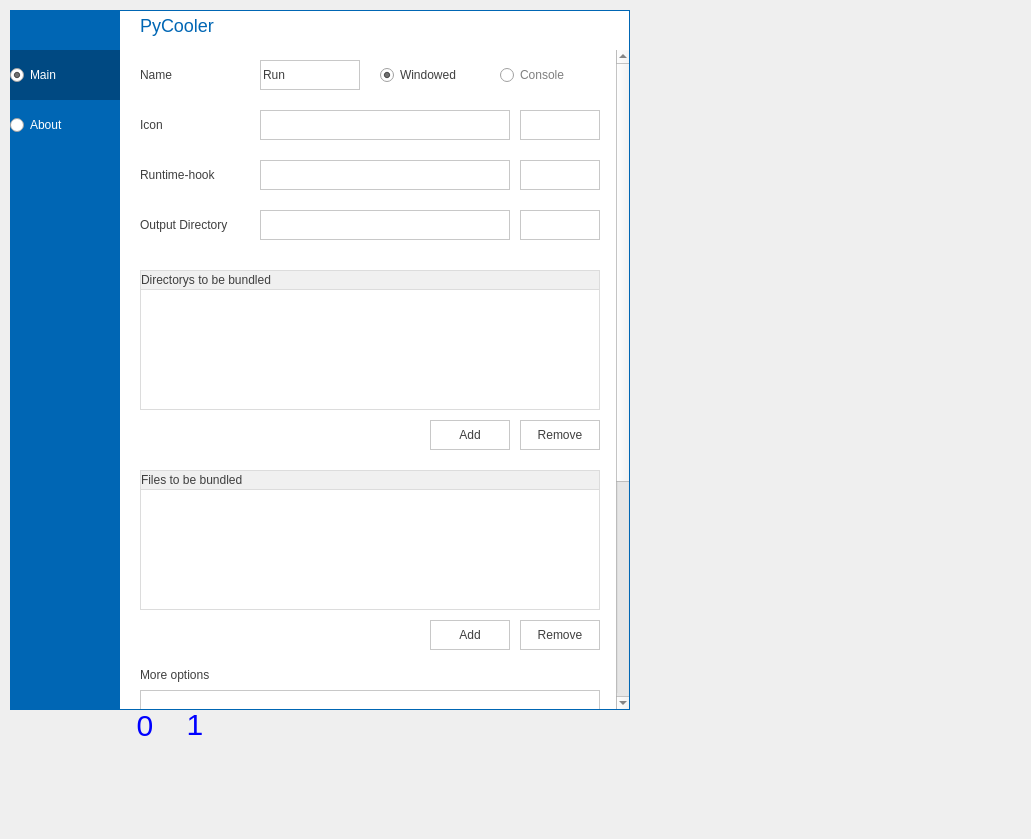
The window that Lib/main.ui (MKdays/PyKooler) describes before a commit, drawn with Qt 5.
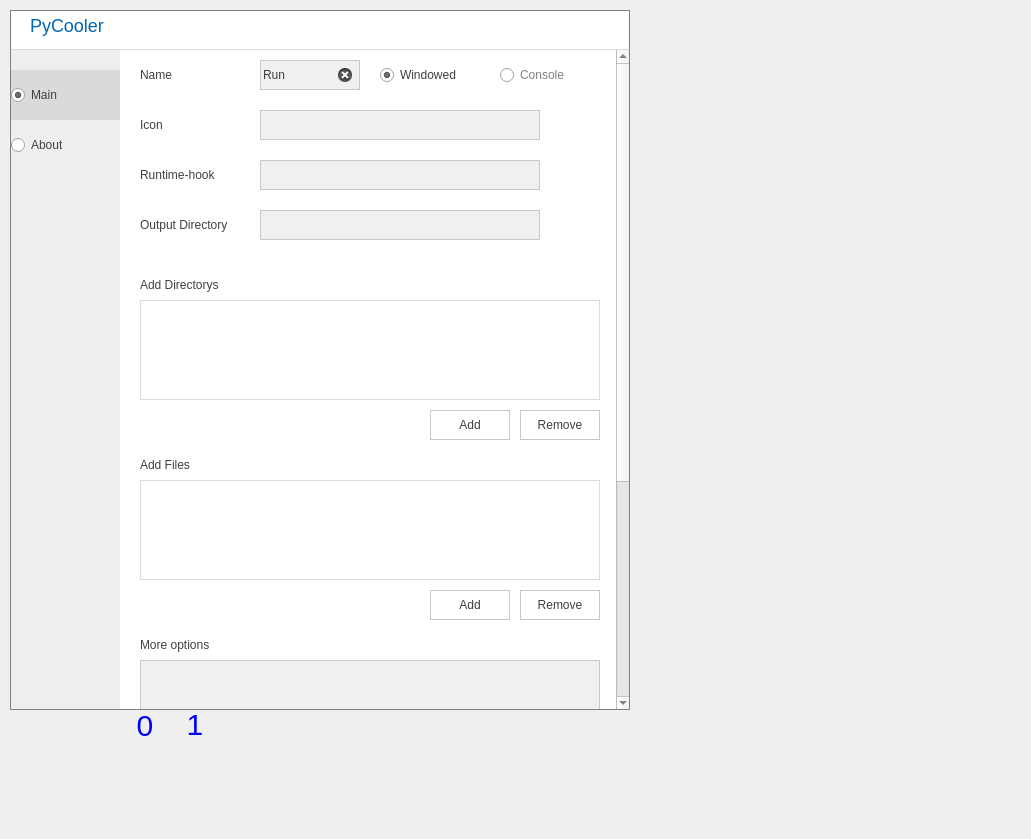
The same window after the commit. Icons and pictures are not drawn.

Diff of the .ui file:
```diff
--- a/Lib/main.ui
+++ b/Lib/main.ui
@@ -218,7 +218,7 @@
            <property name="geometry">
             <rect>
              <x>20</x>
-             <y>640</y>
+             <y>610</y>
              <width>460</width>
              <height>60</height>
             </rect>
@@ -229,6 +229,20 @@
            <property name="acceptDrops">
             <bool>false</bool>
            </property>
+           <property name="styleSheet">
+            <string notr="true">/*** 라인 에디트 ***/
+QTextEdit{
+	border-radius: 0px;
+	border-style: solid;
+	border-width: 1px;
+	border-color: rgb(200, 200, 200);
+	background-color: rgb(240, 240, 240);
+}
+
+QTextEdit:hover{
+	border-color: rgb(0, 120, 215);
+}</string>
+           </property>
           </widget>
           <widget class="QLabel" name="dmy_15">
            <property name="geometry">
@@ -250,9 +264,9 @@
            <property name="geometry">
             <rect>
              <x>20</x>
-             <y>420</y>
+             <y>430</y>
              <width>460</width>
-             <height>140</height>
+             <height>100</height>
             </rect>
            </property>
            <property name="focusPolicy">
@@ -324,7 +338,7 @@
             <enum>QAbstractItemView::ScrollPerPixel</enum>
            </property>
            <property name="showGrid">
-            <bool>true</bool>
+            <bool>false</bool>
            </property>
            <property name="gridStyle">
             <enum>Qt::SolidLine</enum>
@@ -339,7 +353,7 @@
             <number>0</number>
            </property>
            <attribute name="horizontalHeaderVisible">
-            <bool>true</bool>
+            <bool>false</bool>
            </attribute>
            <attribute name="horizontalHeaderCascadingSectionResizes">
             <bool>false</bool>
@@ -391,7 +405,7 @@
             <rect>
              <x>140</x>
              <y>110</y>
-             <width>250</width>
+             <width>280</width>
              <height>30</height>
             </rect>
            </property>
@@ -404,6 +418,20 @@
            <property name="focusPolicy">
             <enum>Qt::ClickFocus</enum>
            </property>
+           <property name="styleSheet">
+            <string notr="true">/*** 라인 에디트 ***/
+QLineEdit{
+	border-radius: 0px;
+	border-style: solid;
+	border-width: 1px;
+	border-color: rgb(200, 200, 200);
+	background-color: rgb(240, 240, 240);
+}
+
+QLineEdit:hover{
+	border-color: rgb(0, 120, 215);
+}</string>
+           </property>
            <property name="text">
             <string/>
            </property>
@@ -418,9 +446,9 @@
            <property name="geometry">
             <rect>
              <x>20</x>
-             <y>220</y>
+             <y>250</y>
              <width>460</width>
-             <height>140</height>
+             <height>100</height>
             </rect>
            </property>
            <property name="focusPolicy">
@@ -492,7 +520,7 @@
             <enum>QAbstractItemView::ScrollPerPixel</enum>
            </property>
            <property name="showGrid">
-            <bool>true</bool>
+            <bool>false</bool>
            </property>
            <property name="gridStyle">
             <enum>Qt::SolidLine</enum>
@@ -507,7 +535,7 @@
             <number>0</number>
            </property>
            <attribute name="horizontalHeaderVisible">
-            <bool>true</bool>
+            <bool>false</bool>
            </attribute>
            <attribute name="horizontalHeaderCascadingSectionResizes">
             <bool>false</bool>
@@ -578,7 +606,7 @@
             <rect>
              <x>140</x>
              <y>60</y>
-             <width>250</width>
+             <width>280</width>
              <height>30</height>
             </rect>
            </property>
@@ -591,6 +619,20 @@
            <property name="focusPolicy">
             <enum>Qt::ClickFocus</enum>
            </property>
+           <property name="styleSheet">
+            <string notr="true">/*** 라인 에디트 ***/
+QLineEdit{
+	border-radius: 0px;
+	border-style: solid;
+	border-width: 1px;
+	border-color: rgb(200, 200, 200);
+	background-color: rgb(240, 240, 240);
+}
+
+QLineEdit:hover{
+	border-color: rgb(0, 120, 215);
+}</string>
+           </property>
            <property name="text">
             <string/>
            </property>
@@ -635,6 +677,20 @@
            <property name="focusPolicy">
             <enum>Qt::ClickFocus</enum>
            </property>
+           <property name="styleSheet">
+            <string notr="true">/*** 라인 에디트 ***/
+QLineEdit{
+	border-radius: 0px;
+	border-style: solid;
+	border-width: 1px;
+	border-color: rgb(200, 200, 200);
+	background-color: rgb(240, 240, 240);
+}
+
+QLineEdit:hover{
+	border-color: rgb(0, 120, 215);
+}</string>
+           </property>
            <property name="inputMethodHints">
             <set>Qt::ImhNone</set>
            </property>
@@ -647,18 +703,24 @@
            <property name="echoMode">
             <enum>QLineEdit::Normal</enum>
            </property>
+           <property name="cursorPosition">
+            <number>3</number>
+           </property>
+           <property name="readOnly">
+            <bool>false</bool>
+           </property>
            <property name="cursorMoveStyle">
             <enum>Qt::LogicalMoveStyle</enum>
            </property>
            <property name="clearButtonEnabled">
-            <bool>false</bool>
+            <bool>true</bool>
            </property>
           </widget>
           <widget class="QLabel" name="dmy_16">
            <property name="geometry">
             <rect>
              <x>20</x>
-             <y>610</y>
+             <y>580</y>
              <width>100</width>
              <height>30</height>
             </rect>
@@ -761,9 +823,9 @@
           <widget class="QPushButton" name="icon_path_btn">
            <property name="geometry">
             <rect>
-             <x>400</x>
+             <x>420</x>
              <y>60</y>
-             <width>80</width>
+             <width>60</width>
              <height>30</height>
             </rect>
            </property>
@@ -776,6 +838,25 @@
            <property name="focusPolicy">
             <enum>Qt::NoFocus</enum>
            </property>
+           <property name="styleSheet">
+            <string notr="true">QPushButton{
+	background-color: transparent;
+	border-radius: 0px;
+	border-style: solid;
+	border-width: 3px;
+	border-color: transparent;
+	height: 24px;
+	width: 80px;
+	image: url(:/__resource__/image/unit_selection_stack.png);
+}
+QPushButton:hover{
+	background-color: rgb(230, 230, 230);
+}
+
+QPushButton:pressed{
+	background-color: rgb(205, 205, 205);
+}</string>
+           </property>
            <property name="text">
             <string/>
            </property>
@@ -793,9 +874,9 @@
           <widget class="QPushButton" name="hook_path_btn">
            <property name="geometry">
             <rect>
-             <x>400</x>
+             <x>420</x>
              <y>110</y>
-             <width>80</width>
+             <width>60</width>
              <height>30</height>
             </rect>
            </property>
@@ -808,6 +889,25 @@
            <property name="focusPolicy">
             <enum>Qt::NoFocus</enum>
            </property>
+           <property name="styleSheet">
+            <string notr="true">QPushButton{
+	background-color: transparent;
+	border-radius: 0px;
+	border-style: solid;
+	border-width: 3px;
+	border-color: transparent;
+	height: 24px;
+	width: 80px;
+	image: url(:/__resource__/image/unit_selection_stack.png);
+}
+QPushButton:hover{
+	background-color: rgb(230, 230, 230);
+}
+
+QPushButton:pressed{
+	background-color: rgb(205, 205, 205);
+}</string>
+           </property>
            <property name="text">
             <string/>
            </property>
@@ -877,9 +977,9 @@
           <widget class="QPushButton" name="save_path_btn">
            <property name="geometry">
             <rect>
-             <x>400</x>
+             <x>420</x>
              <y>160</y>
-             <width>80</width>
+             <width>60</width>
              <height>30</height>
             </rect>
            </property>
@@ -892,6 +992,25 @@
            <property name="focusPolicy">
             <enum>Qt::NoFocus</enum>
            </property>
+           <property name="styleSheet">
+            <string notr="true">QPushButton{
+	background-color: transparent;
+	border-radius: 0px;
+	border-style: solid;
+	border-width: 3px;
+	border-color: transparent;
+	height: 24px;
+	width: 80px;
+	image: url(:/__resource__/image/unit_open_folder.png);
+}
+QPushButton:hover{
+	background-color: rgb(230, 230, 230);
+}
+
+QPushButton:pressed{
+	background-color: rgb(205, 205, 205);
+}</string>
+           </property>
            <property name="text">
             <string/>
            </property>
@@ -927,7 +1046,7 @@
             <rect>
              <x>140</x>
              <y>160</y>
-             <width>250</width>
+             <width>280</width>
              <height>30</height>
             </rect>
            </property>
@@ -940,6 +1059,20 @@
            <property name="focusPolicy">
             <enum>Qt::ClickFocus</enum>
            </property>
+           <property name="styleSheet">
+            <string notr="true">/*** 라인 에디트 ***/
+QLineEdit{
+	border-radius: 0px;
+	border-style: solid;
+	border-width: 1px;
+	border-color: rgb(200, 200, 200);
+	background-color: rgb(240, 240, 240);
+}
+
+QLineEdit:hover{
+	border-color: rgb(0, 120, 215);
+}</string>
+           </property>
            <property name="text">
             <string/>
            </property>
@@ -954,7 +1087,7 @@
            <property name="geometry">
             <rect>
              <x>310</x>
-             <y>370</y>
+             <y>360</y>
              <width>80</width>
              <height>30</height>
             </rect>
@@ -976,7 +1109,7 @@
            <property name="geometry">
             <rect>
              <x>400</x>
-             <y>370</y>
+             <y>360</y>
              <width>80</width>
              <height>30</height>
             </rect>
@@ -998,7 +1131,7 @@
            <property name="geometry">
             <rect>
              <x>400</x>
-             <y>570</y>
+             <y>540</y>
              <width>80</width>
              <height>30</height>
             </rect>
@@ -1020,7 +1153,7 @@
            <property name="geometry">
             <rect>
              <x>310</x>
-             <y>570</y>
+             <y>540</y>
              <width>80</width>
              <height>30</height>
             </rect>
@@ -1095,6 +1228,57 @@
             <set>Qt::AlignLeading|Qt::AlignLeft|Qt::AlignVCenter</set>
            </property>
           </widget>
+          <widget class="QLabel" name="label">
+           <property name="geometry">
+            <rect>
+             <x>100</x>
+             <y>10</y>
+             <width>30</width>
+             <height>30</height>
+            </rect>
+           </property>
+           <property name="text">
+            <string/>
+           </property>
+           <property name="pixmap">
+            <pixmap resource="../../__resource__/resource.qrc">:/__resource__/image/unit_radio_unchecked.png</pixmap>
+           </property>
+           <property name="scaledContents">
+            <bool>true</bool>
+           </property>
+          </widget>
+          <widget class="QLabel" name="dmy_20">
+           <property name="geometry">
+            <rect>
+             <x>20</x>
+             <y>220</y>
+             <width>100</width>
+             <height>30</height>
+            </rect>
+           </property>
+           <property name="text">
+            <string>Add Directorys</string>
+           </property>
+           <property name="alignment">
+            <set>Qt::AlignLeading|Qt::AlignLeft|Qt::AlignVCenter</set>
+           </property>
+          </widget>
+          <widget class="QLabel" name="dmy_21">
+           <property name="geometry">
+            <rect>
+             <x>20</x>
+             <y>400</y>
+             <width>100</width>
+             <height>30</height>
+            </rect>
+           </property>
+           <property name="text">
+            <string>Add Files</string>
+           </property>
+           <property name="alignment">
+            <set>Qt::AlignLeading|Qt::AlignLeft|Qt::AlignVCenter</set>
+           </property>
+          </widget>
           <zorder>option_edit</zorder>
           <zorder>dmy_15</zorder>
           <zorder>file_table</zorder>
@@ -1318,10 +1502,10 @@
     <property name="styleSheet">
      <string notr="true">/**프레임**/
 QFrame{
-background-color: rgb(0, 102, 180);
-border-style:solid;
-border-width:0px ;
-/*border-color: rgb(0, 102, 180);*/
+	background-color: rgb(238, 238, 238);
+	border-style:solid;
+	border-width:1px ;
+	border-color: rgb(127, 127, 127);
 }</string>
     </property>
     <property name="frameShape">
@@ -1335,22 +1519,21 @@
     <property name="geometry">
      <rect>
       <x>10</x>
-      <y>10</y>
+      <y>30</y>
       <width>110</width>
       <height>331</height>
      </rect>
     </property>
     <property name="styleSheet">
-     <string notr="true">QRadioButton{}
+     <string notr="true">QRadioButton{margin-left: 1px;}
 
 /*라디오버튼 아이콘*/
 QRadioButton::indicator:checked{image: url(None);}
 QRadioButton::indicator:unchecked{image: url(None);}
 
-QRadioButton:unchecked{color: white;} /*라디오버튼 텍스트 컬러*/
-QRadioButton:hover{background-color: rgb(0, 88, 155);}
-QRadioButton:checked{background-color: rgb(0, 73, 130);color: white;}
-</string>
+
+QRadioButton:hover{background-color: rgb(228, 228, 228);}
+QRadioButton:checked{background-color: rgb(218, 218, 218);}</string>
     </property>
     <property name="title">
      <string/>
@@ -1442,9 +1625,9 @@
     </property>
     <property name="geometry">
      <rect>
-      <x>119</x>
+      <x>10</x>
       <y>10</y>
-      <width>511</width>
+      <width>620</width>
       <height>40</height>
      </rect>
     </property>
@@ -1453,16 +1636,15 @@
     </property>
     <property name="styleSheet">
      <string notr="true">QLineEdit{
-background-color: white;
-border-style:solid;
-border-width:0px;
-border-color: transparent;
-border-bottom-color: rgb(217, 217, 217);
-margin-top: 1px;
-margin-left: 1px;
-margin-right: 1px;
-}
-</string>
+	background-color: white;
+	border-style:solid;
+	border-width:1px;
+	border-color: transparent;
+	border-bottom-color: rgb(217, 217, 217);
+	margin-top: 1px;
+	margin-right: 1px;
+	margin-left: 1px;
+}</string>
     </property>
    </widget>
    <widget class="QPushButton" name="min_btn">
@@ -1500,7 +1682,7 @@
    <widget class="QLabel" name="title">
     <property name="geometry">
      <rect>
-      <x>140</x>
+      <x>30</x>
       <y>10</y>
       <width>100</width>
       <height>30</height>
```
Left out of the diff: 47 changed lines with no effect on the pictures.
